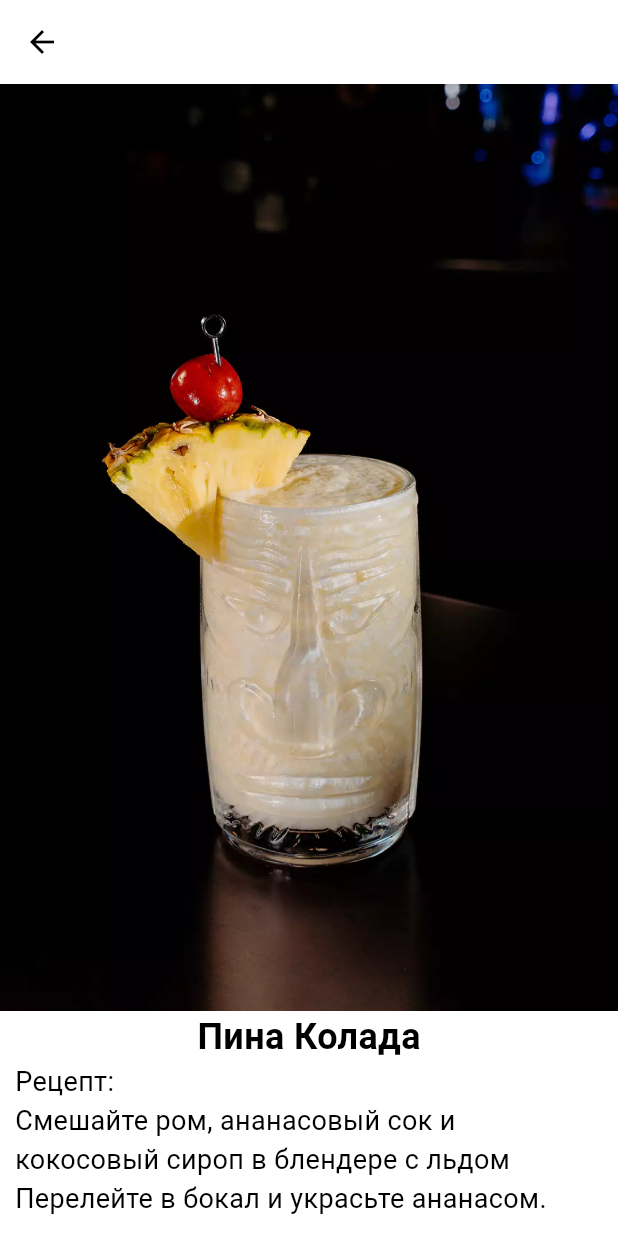
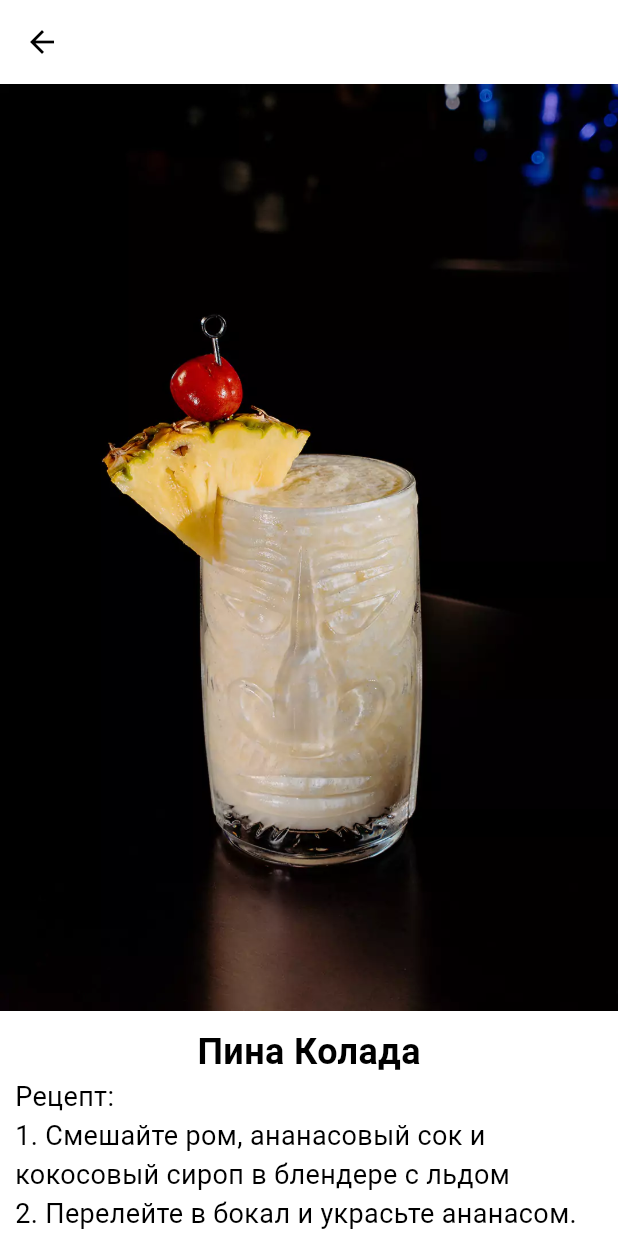
Before and after one commit to T1mka-v0/flutter_application_1, a Flutter app: the screen it shows after launch, after a tap on "Пина Колада", on a phone screen of 412 x 824 dp. Run offline on Flutter 3.47's test engine with Material 3 defaults, Android fonts, the phone set to English and light mode, and no system bars; our stand-ins replace hive, hive_flutter; accounts and stored records are empty.

```diff
--- a/lib/app/my_ingredients_provider.dart
+++ b/lib/app/my_ingredients_provider.dart
@@ -17,8 +17,6 @@ class MyIngredients extends HiveObject with ChangeNotifier {
     } else {
       myIngredients.add(ingredient);
       notifyListeners();
-      // Hive.box<List<String>>('myIngredientsBox')
-      //     .put('ingredients', myIngredients);
       save();
     }
   }
@@ -27,8 +25,6 @@ class MyIngredients extends HiveObject with ChangeNotifier {
     if (myIngredients.contains(ingredient)) {
       myIngredients.remove(ingredient);
       notifyListeners();
-      // Hive.box<List<String>>('myIngredientsBox')
-      //     .put('ingredients', myIngredients);
       save();
     } else {
       return;
--- a/lib/data/сocktails.dart
+++ b/lib/data/сocktails.dart
@@ -1,35 +1,35 @@
 Map<String, Map<String, dynamic>> cocktails = {
   'Мохито': {
-    'Ingredients': ['ром', 'сахар', 'мята', 'сок лайма', 'содовая', 'лёд'],
+    'Ingredients': ['Ром', 'Сахар', 'Мята', 'Сок лайма', 'Содовая', 'Лёд'],
     'Recipe':
         'Разотрите мяту с сахаром и соком лайма в стакане. Добавьте лёд, залейте ромом и долейте содовую. Перемешайте.'
   },
   'Пина Колада': {
-    'Ingredients': ['ром', 'сок ананасовый', 'кокосовый сироп', 'лёд'],
+    'Ingredients': ['Ром', 'Сок ананасовый', 'Кокосовый сироп', 'Лёд'],
     'Recipe':
         'Смешайте ром, ананасовый сок и кокосовый сироп в блендере с льдом. Перелейте в бокал и украсьте ананасом.'
   },
   'Космополитен': {
-    'Ingredients': ['водка', 'трипл сек', 'сок клюквенный', 'сок лайма', 'лёд'],
+    'Ingredients': ['Водка', 'Трипл сек', 'Сок клюквенный', 'Сок лайма', 'Лёд'],
     'Recipe':
         'Смешайте водку, трипл сек, клюквенный сок и сок лайма в шейкере с льдом. Процедите в бокал для мартини.'
   },
   'Манхэттен': {
-    'Ingredients': ['виски', 'вермут', 'биттер', 'вишня', 'лёд'],
+    'Ingredients': ['Виски', 'Вермут', 'Биттер', 'Вишня', 'Лёд'],
     'Recipe':
         'Смешайте виски, вермут и биттер в стакане для смешивания с льдом. Процедите в бокал и украсьте вишней.'
   },
   'Текила Санрайз': {
-    'Ingredients': ['текила', 'сок апельсиновый', 'гренадин', 'лёд'],
+    'Ingredients': ['Текила', 'Сок апельсиновый', 'Гренадин', 'Лёд'],
     'Recipe':
         'Наполните стакан льдом. Влейте текилу и апельсиновый сок, затем аккуратно добавьте гренадин, чтобы создать эффект "восхода солнца".'
   },
   'Черный Русский': {
-    'Ingredients': ['водка', 'кофейный ликер', 'лёд'],
+    'Ingredients': ['Водка', 'Кофейный ликер', 'Лёд'],
     'Recipe': 'Смешайте водку и кофейный ликер в стакане с льдом.'
   },
   'Апероль Шприц': {
-    'Ingredients': ['апероль', 'просекко', 'содовая', 'лёд', 'апельсин'],
+    'Ingredients': ['Апероль', 'Просекко', 'Содовая', 'Лёд', 'Апельсин'],
     'Recipe':
         'Наполните бокал льдом. Добавьте апероль, просекко и немного содовой. Украсьте ломтиком апельсина.'
   },
--- a/lib/main.dart
+++ b/lib/main.dart
@@ -4,15 +4,11 @@ import 'package:flutter_application_1/views/my_ingredients_page.dart';
 import 'app/my_ingredients_provider.dart';
 import 'package:provider/provider.dart';
 import 'views/cocktails_page.dart';
-import './app/my_ingredients_provider.dart';
-// import 'package:hive/hive.dart';
 import 'package:hive_flutter/hive_flutter.dart';
-import 'dart:async';
 
 /// Flutter code sample for [NavigationBar].
 
 void main() async {
-  // WidgetsFlutterBinding.ensureInitialized();
   await Hive.initFlutter();
   Hive.registerAdapter(MyIngredientsAdapter());
 
@@ -25,42 +21,7 @@ void main() async {
       child: const NavigationBarApp(),
     ),
   );
-
-  // print(box.get('ingredients')?.myIngredients ?? 'Коробка пустая');
-  // if (box.get('ingredients') == null) {
-  //   box.put('ingredients', ingredients);
-  // }
-
-  // var testbox = await Hive.openBox<String>('testBox');
-  // print('Saved value: ${box.get('key')}');
-  // testbox.put('key', 'value');
-
-  // runZonedGuarded(() {
-  //   runApp(
-  //     ChangeNotifierProvider(
-  //       create: (context) => ingredients,
-  //       child: const NavigationBarApp(),
-  //     ),
-  //   );
-  // }, (error, stackTrace) async {
-  //   await box.close(); // Закрыть коробку при возникновении ошибки
-  // });
-
-  // WidgetsBinding.instance.addObserver(_LifecycleHandler(box));
 }
-
-// class _LifecycleHandler extends WidgetsBindingObserver {
-//   final Box box;
-
-//   _LifecycleHandler(this.box);
-
-//   @override
-//   void didChangeAppLifecycleState(AppLifecycleState state) {
-//     if (state == AppLifecycleState.detached) {
-//       box.close();
-//     }
-//   }
-// }
 
 class NavigationBarApp extends StatelessWidget {
   const NavigationBarApp({super.key});
@@ -89,14 +50,12 @@ class _NavigationExampleState extends State<NavigationExample> {
 
   @override
   void dispose() async {
-    // var box = await Hive.openBox<MyIngredients>('myIngredientsBox');
     Hive.close();
     super.dispose();
   }
 
   @override
   Widget build(BuildContext context) {
-    // final ThemeData theme = Theme.of(context);
     return Scaffold(
         bottomNavigationBar: NavigationBar(
           onDestinationSelected: (int index) {
@@ -108,7 +67,6 @@ class _NavigationExampleState extends State<NavigationExample> {
           selectedIndex: currentPageIndex,
           destinations: const <Widget>[
             NavigationDestination(
-              // selectedIcon: Icon(Icons.home),
               icon: Icon(Icons.local_bar_rounded),
               label: 'Коктейли',
             ),
@@ -121,7 +79,7 @@ class _NavigationExampleState extends State<NavigationExample> {
         body: [
           Scaffold(
             appBar: AppBar(title: const Text('Коктейли')),
-            body: CocktailsPage(),
+            body: const CocktailsPage(),
           ),
           DefaultTabController(
               length: 2,
--- a/lib/views/cocktail_full_card.dart
+++ b/lib/views/cocktail_full_card.dart
@@ -16,7 +16,7 @@ class CocktailFullCard extends StatelessWidget {
     List<String> recipePoints = recipe.split('. ');
     var finalRecipe = '';
     for (int i = 0; i < recipePoints.length; i++) {
-      finalRecipe += '$i. ${recipePoints[i]}';
+      finalRecipe += '${i + 1}. ${recipePoints[i]}\n';
       // return finalRecipe;
     }
     return Scaffold(
@@ -31,13 +31,14 @@ class CocktailFullCard extends StatelessWidget {
               padding: const EdgeInsets.symmetric(horizontal: 10),
               child: Column(
                 children: [
+                  const SizedBox(height: 10),
                   Text(
                     title,
                     style: const TextStyle(
                         fontSize: 24, fontWeight: FontWeight.bold),
                   ),
                   Text(
-                    'Рецепт:\n$recipe'.split('. ').join('\n'),
+                    'Рецепт:\n$finalRecipe',
                     style: const TextStyle(
                       fontSize: 18,
                     ),
--- a/lib/views/cocktails_page.dart
+++ b/lib/views/cocktails_page.dart
@@ -2,6 +2,7 @@ import 'package:flutter/material.dart';
 import '../data/сocktails.dart';
 import '../widgets/cocktail_card.dart';
 import 'cocktail_full_card.dart';
+import '../widgets/custom_text_field.dart';
 
 class CocktailsPage extends StatefulWidget {
   const CocktailsPage({super.key});
@@ -35,22 +36,18 @@ class CocktailsPageState extends State<CocktailsPage> {
       children: [
         Padding(
             padding: const EdgeInsets.symmetric(vertical: 10, horizontal: 10),
-          child: TextField(
-            controller: _controller,
-            decoration: const InputDecoration(
-                labelText: 'Поиск...',
-                border: OutlineInputBorder(
-                    borderRadius: BorderRadius.all(Radius.circular(16.0)))),
-            onChanged: searchCocktails,
-          ),
-        ),
+            child: customTextField(searchCocktails, _controller)),
         Expanded(
-          child: ListView.builder(
+            child: GridView.builder(
+          gridDelegate: const SliverGridDelegateWithFixedCrossAxisCount(
+              crossAxisCount: 2, childAspectRatio: 0.45),
           itemCount: filteredCocktails.length,
           itemBuilder: (context, index) {
             String cocktailName = filteredCocktails[index].key;
-              String recipe = filteredCocktails[index].value['Recipe'] ??
-                  'Рецепт не найден';
+            String recipe =
+                filteredCocktails[index].value['Recipe'] ?? 'Рецепт не найден';
+            List<String> neededIngredients =
+                filteredCocktails[index].value['Ingredients'];
             return GestureDetector(
               onTap: () {
                 Navigator.push(
@@ -61,16 +58,40 @@ class CocktailsPageState extends State<CocktailsPage> {
                             title: cocktailName,
                             recipe: recipe)));
               },
-                child:
-                    CocktailCard(assetName: cocktailName, title: cocktailName),
+              child: CocktailCard(
+                assetName: cocktailName,
+                title: cocktailName,
+                neededIngredients: neededIngredients,
+              ),
             );
           },
-          ),
-        ),
+        )),
       ],
     ));
   }
 }
+
+// ListView.builder(
+//             itemCount: filteredCocktails.length,
+//             itemBuilder: (context, index) {
+//               String cocktailName = filteredCocktails[index].key;
+//               String recipe = filteredCocktails[index].value['Recipe'] ??
+//                   'Рецепт не найден';
+//               return GestureDetector(
+//                 onTap: () {
+//                   Navigator.push(
+//                       context,
+//                       MaterialPageRoute(
+//                           builder: (context) => CocktailFullCard(
+//                               assetName: cocktailName,
+//                               title: cocktailName,
+//                               recipe: recipe)));
+//                 },
+//                 child:
+//                     CocktailCard(assetName: cocktailName, title: cocktailName),
+//               );
+//             },
+//           ),
 /*
 class CocktailsPage extends StatelessWidget {
   @override
--- a/lib/widgets/cocktail_card.dart
+++ b/lib/widgets/cocktail_card.dart
@@ -1,11 +1,17 @@
 import 'package:flutter/material.dart';
 import 'package:provider/provider.dart';
+import '../app/my_ingredients_provider.dart';
 
 class CocktailCard extends StatelessWidget {
   final String assetName;
   final String title;
+  final List<String> neededIngredients;
 
-  const CocktailCard({required this.assetName, required this.title, super.key});
+  const CocktailCard(
+      {required this.assetName,
+      required this.title,
+      required this.neededIngredients,
+      super.key});
 
   @override
   Widget build(BuildContext context) {
@@ -15,7 +21,7 @@ class CocktailCard extends StatelessWidget {
           borderRadius: BorderRadius.circular(16),
         ),
         child: Padding(
-          padding: const EdgeInsets.all(20),
+          padding: const EdgeInsets.all(0),
           child: Column(
             crossAxisAlignment: CrossAxisAlignment.center,
             children: [
@@ -23,8 +29,8 @@ class CocktailCard extends StatelessWidget {
                 borderRadius: BorderRadius.circular(16.0),
                 child: Image.asset(
                   'assets/cocktails/$assetName.webp',
-                  width: MediaQuery.of(context).size.width * 0.5,
-                  height: MediaQuery.of(context).size.height * 0.5,
+                  width: MediaQuery.of(context).size.width,
+                  height: MediaQuery.of(context).size.height * 0.4,
                   fit: BoxFit.cover,
                 ),
               ),
@@ -34,6 +40,24 @@ class CocktailCard extends StatelessWidget {
                     const EdgeInsets.symmetric(horizontal: 16, vertical: 8),
                 child: Text(title),
               ),
+              Consumer<MyIngredients>(
+                  builder: (context, ingredientsList, child) {
+                var ownIngredientsCount = 0;
+                for (String my_ in ingredientsList.getMyIngredients) {
+                  for (String _ in neededIngredients) {
+                    if (_ == my_) {
+                      ownIngredientsCount++;
+                    }
+                  }
+                }
+                print('Количество нужных ингредиентов: $ownIngredientsCount');
+                return Padding(
+                  padding:
+                      const EdgeInsets.symmetric(horizontal: 16, vertical: 8),
+                  child: Text(
+                      '$ownIngredientsCount / ${neededIngredients.length}'),
+                );
+              }),
             ],
           ),
         ));
--- /dev/null
+++ b/lib/widgets/custom_text_field.dart
@@ -0,0 +1,13 @@
+import 'package:flutter/material.dart';
+
+TextField customTextField(
+    ValueChanged<String> onChanged, TextEditingController controller) {
+  return TextField(
+    controller: controller,
+    decoration: const InputDecoration(
+        labelText: 'Поиск...',
+        border: OutlineInputBorder(
+            borderRadius: BorderRadius.all(Radius.circular(16.0)))),
+    onChanged: onChanged,
+  );
+}
--- a/lib/widgets/ingredient_card.dart
+++ b/lib/widgets/ingredient_card.dart
@@ -7,7 +7,6 @@ class IngredientCard extends StatelessWidget {
   final VoidCallback onAdd;
   final VoidCallback onDelete;
   final String assetName;
-  // final File pic = File('./bloodMary.jpg');
   const IngredientCard(
       {required this.title,
       required this.onAdd,
@@ -22,12 +21,12 @@ class IngredientCard extends StatelessWidget {
       mainAxisAlignment: MainAxisAlignment.spaceBetween,
       children: [
         ClipRRect(
-          borderRadius: BorderRadius.circular(16.0), // Радиус скругления
+          borderRadius: BorderRadius.circular(16.0),
           child: Image.asset(
             'assets/ingredients/$assetName.webp',
             width: 200,
             height: 200,
-            fit: BoxFit.cover, // Настройка отображения изображения
+            fit: BoxFit.cover,
           ),
         ),
         Text(title),
```
Also changed, not shown: lib/data/ingredients.dart (+22 -22 lines), lib/shared/customSnackBar.dart (deleted, +0 -8 lines), lib/shared/custom_snack_bar.dart (added, +8 -0 lines), lib/views/ingredients_page.dart (+8 -15 lines), lib/views/my_ingredients_page.dart (+11 -8 lines). Lines whose indentation alone changed are shown as unchanged.
